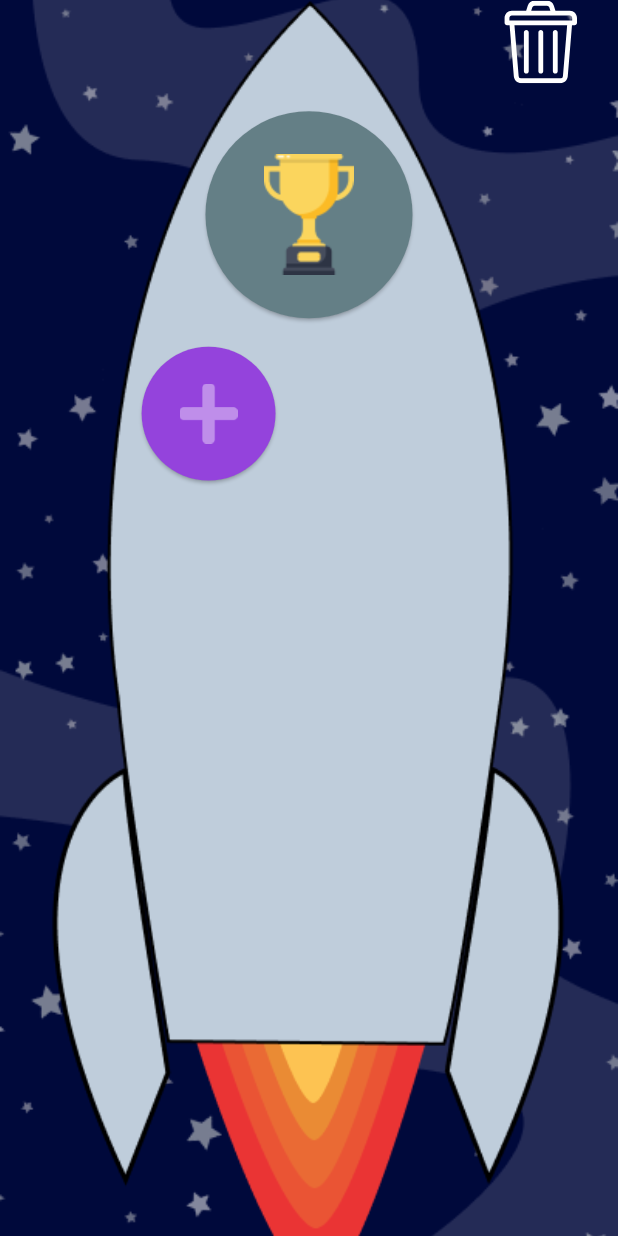
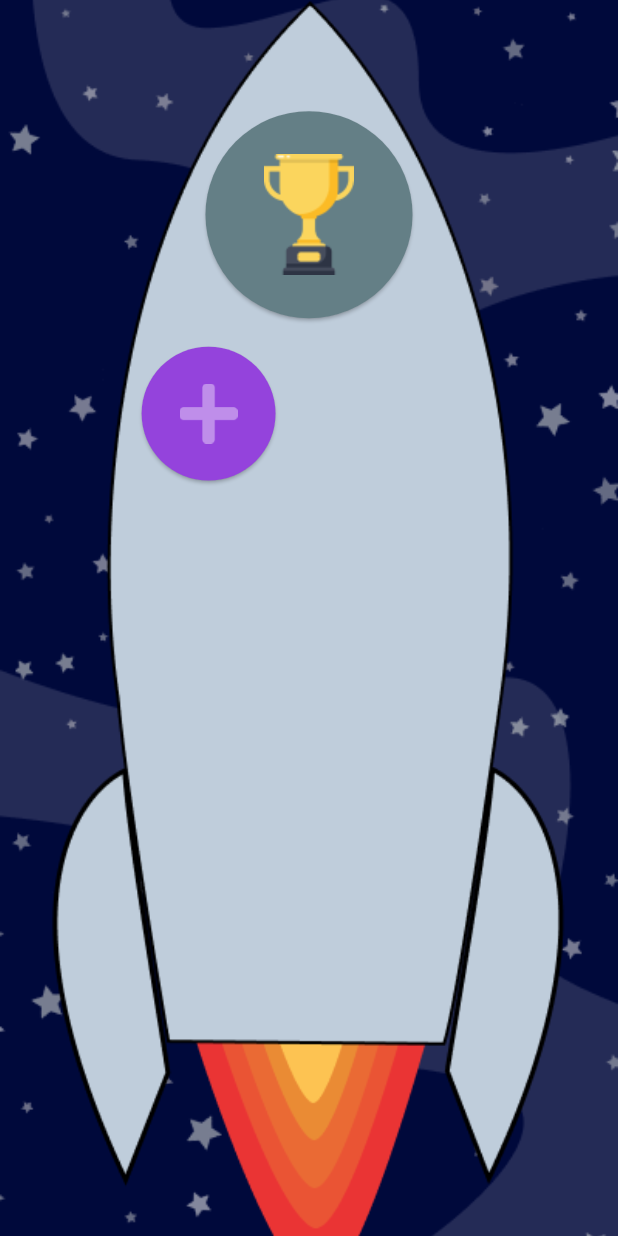
Before and after one commit to jorgetrejo36/explore, a Flutter app: the AvatarHomeScreen screen opened directly, on a phone screen of 412 x 824 dp. Run offline on Flutter 3.47's test engine with Material 3 defaults, Android fonts, the phone set to English and light mode, and no system bars; our stand-ins replace audioplayers, flutter_svg, get, realm, stroke_text; missing offline and left inert: dart:ffi; generated files the repository leaves out were written again.

Commit message:
do not show delete button if there are 0 users

```diff
--- a/lib/screens/avatar_home_screen.dart
+++ b/lib/screens/avatar_home_screen.dart
@@ -65,7 +65,8 @@ class _AvatarHomeScreenState extends State<AvatarHomeScreen> {
         backgroundColor: Colors.transparent,
         title: Align(
           alignment: Alignment.centerRight,
-          child: IconButton(
+          child: users.isNotEmpty
+              ? IconButton(
                   icon: SvgPicture.asset(
                     'assets/images/trash-can.svg',
                     height: MediaQuery.of(context).size.height / 15,
@@ -80,7 +81,8 @@ class _AvatarHomeScreenState extends State<AvatarHomeScreen> {
                       _loadData();
                     }),
                   ),
-          ),
+                )
+              : null,
         ),
       ),
       extendBodyBehindAppBar: true,
@@ -101,7 +103,7 @@ class _AvatarHomeScreenState extends State<AvatarHomeScreen> {
                 ),
               ),
               Center(
-                child: Container(
+                child: SizedBox(
                   width: screenWidth * .65,
                   height: screenWidth * 1.15,
                   child: GridView.count(
```
Lines whose indentation alone changed are shown as unchanged.
